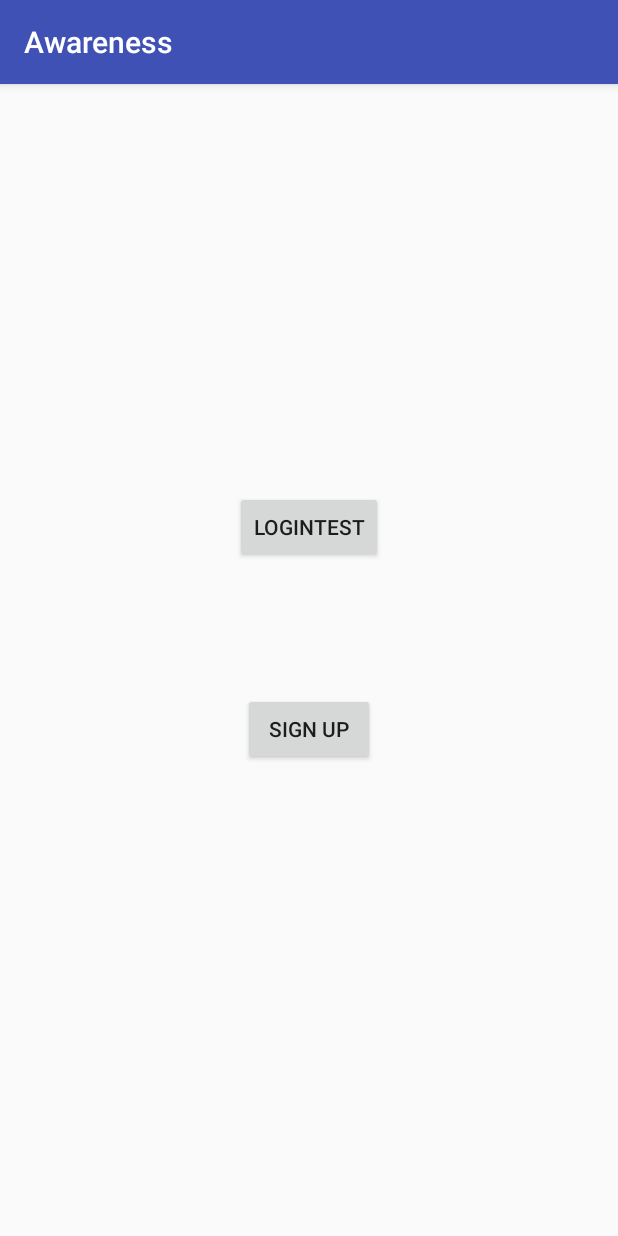
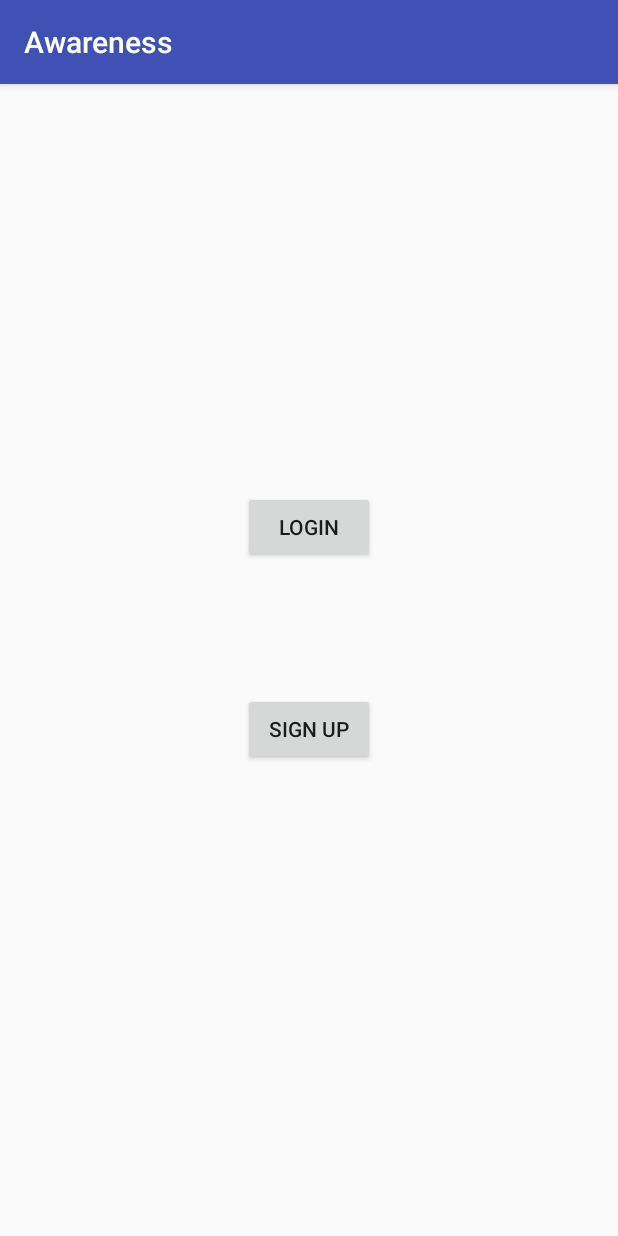
Before and after one commit to ankitrajan/Awareness, an Android app: the screen it shows after launch (LogoActivity), on a phone screen of 412 x 824 dp. Run offline under Robolectric (Android 15) with nearby library versions, the phone set to English and light mode, and no system bars.

Commit message:
testing ahmed branch2

```diff
--- a/app/src/main/res/layout/activity_logo.xml
+++ b/app/src/main/res/layout/activity_logo.xml
@@ -13,7 +13,7 @@
         android:layout_marginLeft="8dp"
         android:layout_marginRight="8dp"
         android:layout_marginTop="271dp"
-        android:text="LoginTest"
+        android:text="Login"
         app:layout_constraintLeft_toLeftOf="parent"
         app:layout_constraintRight_toRightOf="parent"
         app:layout_constraintTop_toTopOf="parent" />
```
